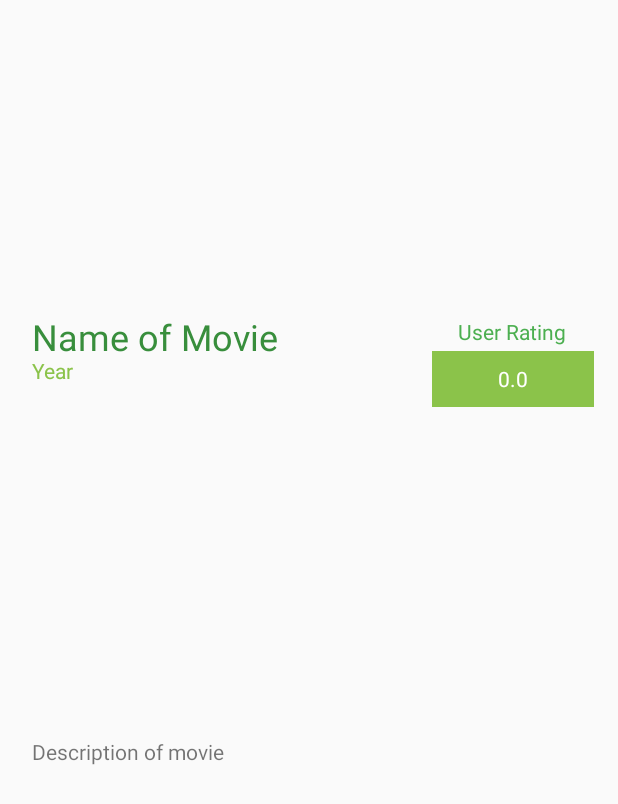
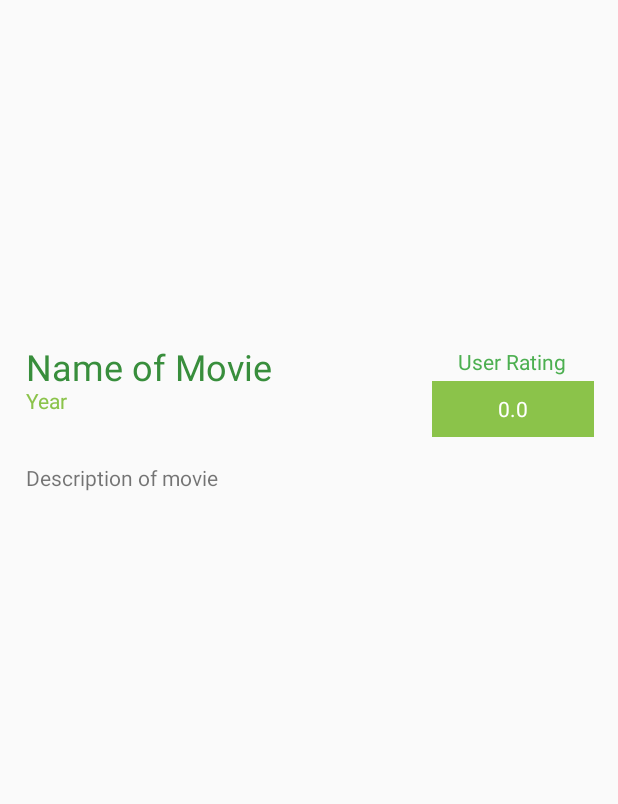
Before and after one commit to mbeevor/PopularMovies, an Android app: the layout activity_detail.xml on its own in the app's theme, with its tools: preview values and no code run, on a phone screen of 412 x 824 dp. Shown: the top 804 px of the screen. Run offline under Robolectric (Android 15) with nearby library versions, the phone set to English and light mode, and no system bars.

```diff
--- a/app/src/main/AndroidManifest.xml
+++ b/app/src/main/AndroidManifest.xml
@@ -2,6 +2,7 @@
 <manifest xmlns:android="http://schemas.android.com/apk/res/android"
           package="com.example.android.popularmovies">
 
+    <uses-permission android:name="android.permission.ACCESS_NETWORK_STATE"/>
     <uses-permission android:name="android.permission.INTERNET"/>
 
     <application
--- a/app/src/main/java/com/example/android/popularmovies/data/PopularMoviesPreferences.java
+++ b/app/src/main/java/com/example/android/popularmovies/data/PopularMoviesPreferences.java
@@ -7,7 +7,7 @@ package com.example.android.popularmovies.data;
 public class PopularMoviesPreferences {
 
     // TODO: replace API_KEY with your own working key
-    private static final String API_KEY = "API_KEY";
+    private static final String API_KEY = "4f1608301436c9fb197df0d1767fc7b1";
 
     private static final String BASE_URL = "https://api.themoviedb.org/3/movie/";
     private static final String IMAGE_BASE_URL = "http://image.tmdb.org/t/p/w500";
--- a/app/src/main/res/layout/activity_detail.xml
+++ b/app/src/main/res/layout/activity_detail.xml
@@ -1,15 +1,19 @@
 <?xml version="1.0" encoding="utf-8"?>
-<android.support.constraint.ConstraintLayout
+<ScrollView
     xmlns:android="http://schemas.android.com/apk/res/android"
     xmlns:app="http://schemas.android.com/apk/res-auto"
     xmlns:tools="http://schemas.android.com/tools"
     android:layout_width="match_parent"
     android:layout_height="match_parent">
 
+    <android.support.constraint.ConstraintLayout
+        android:layout_width="match_parent"
+        android:layout_height="match_parent">
+
     <ImageView
         android:id="@+id/movie_backdrop_iv"
         android:layout_width="match_parent"
-        android:layout_height="200dp"
+        android:layout_height="220dp"
         android:layout_marginEnd="0dp"
         android:layout_marginStart="0dp"
         android:layout_marginTop="0dp"
@@ -28,6 +32,7 @@
             android:textColor="@color/colorPrimaryDark"
             android:textSize="24sp"
             app:layout_constraintEnd_toStartOf="@+id/user_rating_label"
+            app:layout_constraintHorizontal_bias="0.125"
             app:layout_constraintStart_toStartOf="parent"
             app:layout_constraintTop_toBottomOf="@+id/movie_backdrop_iv"
             tools:text="Name of Movie"/>
@@ -48,8 +53,8 @@
         android:layout_width="356dp"
         android:layout_height="216dp"
         android:layout_marginBottom="8dp"
-        android:layout_marginTop="8dp"
-        android:paddingTop="8dp"
+        android:layout_marginTop="16dp"
+        android:paddingTop="16dp"
         android:textSize="14sp"
         app:layout_constraintBottom_toBottomOf="parent"
         app:layout_constraintEnd_toEndOf="parent"
@@ -88,3 +93,5 @@
 
 
 </android.support.constraint.ConstraintLayout>
+
+</ScrollView>
```
Also changed, not shown: app/src/main/java/com/example/android/popularmovies/MainActivity.java (+37 -47 lines), app/src/main/java/com/example/android/popularmovies/tools/AsyncTaskListener.java (added, +10 -0 lines), app/src/main/java/com/example/android/popularmovies/tools/GetMovieDataTask.java (added, +75 -0 lines). Lines whose indentation alone changed are shown as unchanged.
